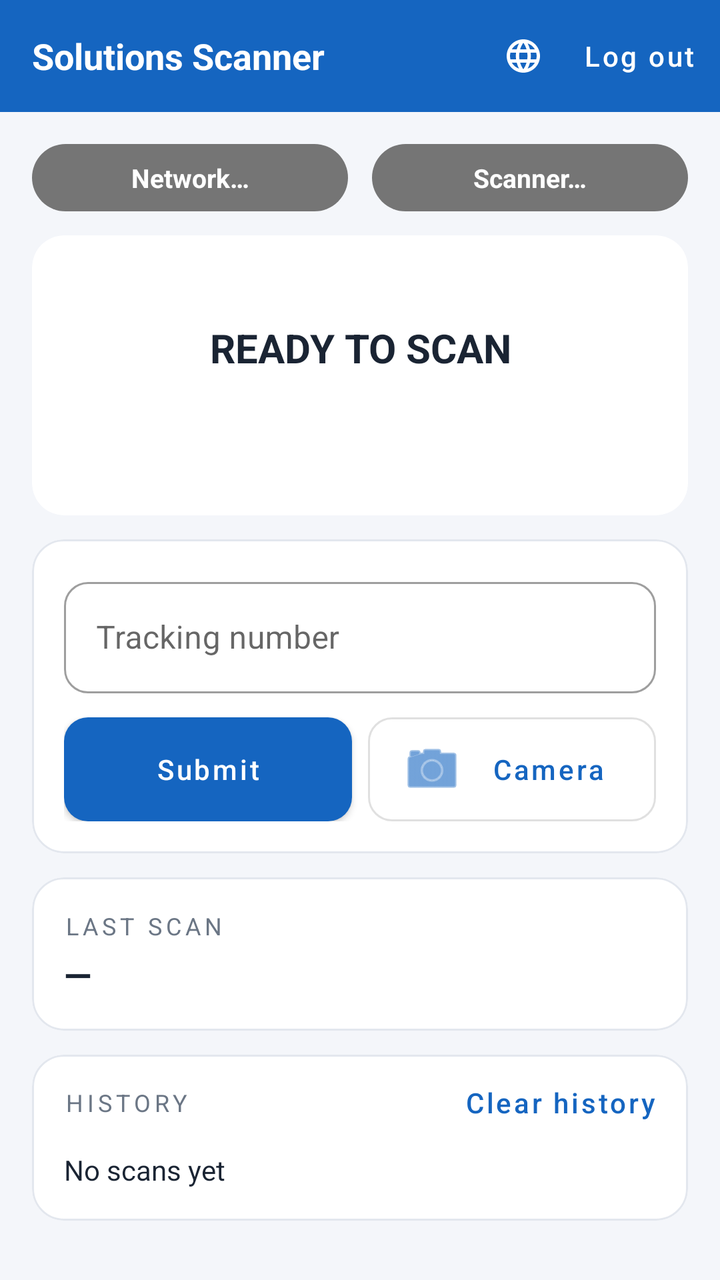
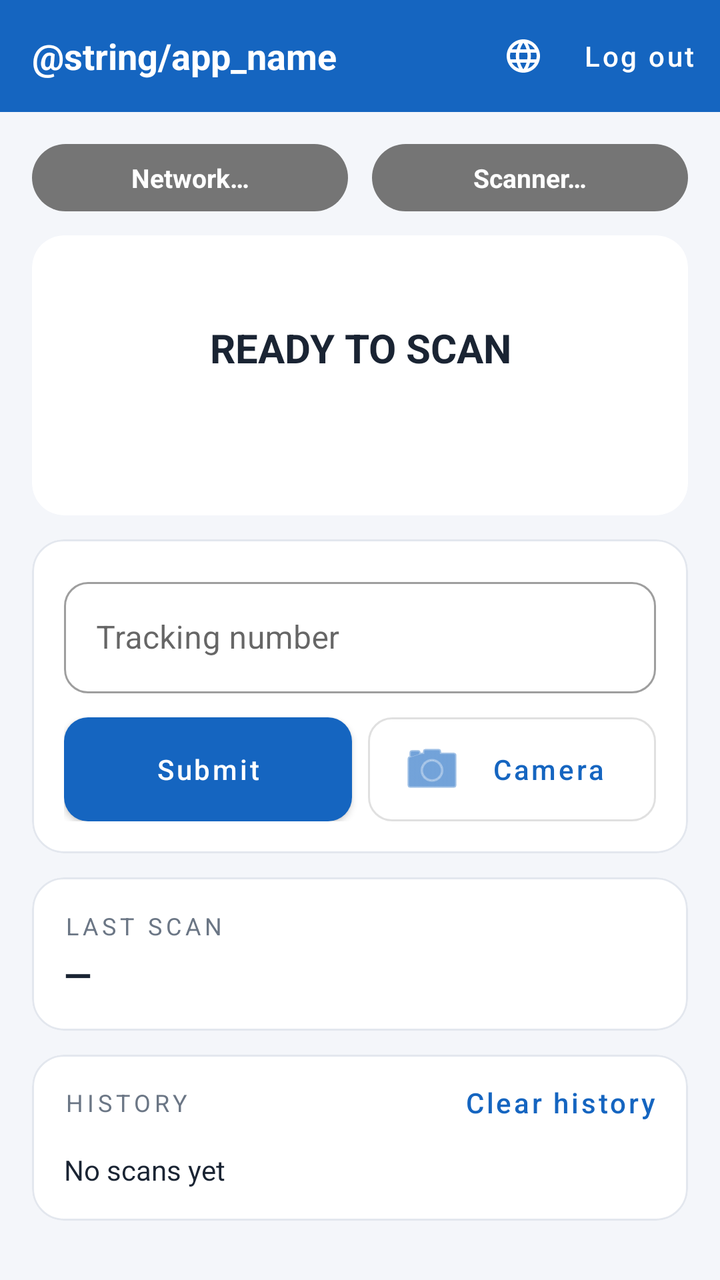

The first picture is an Android layout as it rendered before a commit; the second is the same layout after the commit. The layout source and the unified diff follow.
<!-- AndroidManifest.xml: application theme Theme.FireDatabase -->
<!-- res/layout/activity_scanner.xml -->
<?xml version="1.0" encoding="utf-8"?>
<LinearLayout
    xmlns:android="http://schemas.android.com/apk/res/android"
    xmlns:app="http://schemas.android.com/apk/res-auto"
    android:layout_width="match_parent"
    android:layout_height="match_parent"
    android:background="@color/background"
    android:orientation="vertical">

    
    <LinearLayout
        android:layout_width="match_parent"
        android:layout_height="56dp"
        android:background="@color/brand_blue"
        android:gravity="center_vertical"
        android:orientation="horizontal"
        android:paddingStart="16dp"
        android:paddingEnd="4dp">

        <TextView
            android:layout_width="0dp"
            android:layout_height="wrap_content"
            android:layout_weight="1"
            android:text="@string/app_name"
            android:textColor="@color/white"
            android:textSize="18sp"
            android:textStyle="bold"/>

        <com.google.android.material.button.MaterialButton
            android:id="@+id/btnLanguage"
            style="@style/Widget.MaterialComponents.Button.TextButton"
            android:layout_width="wrap_content"
            android:layout_height="wrap_content"
            android:minWidth="0dp"
            android:textAllCaps="true"
            android:textColor="@color/white"
            app:icon="@drawable/ic_language"
            app:iconTint="@color/white"/>

        <com.google.android.material.button.MaterialButton
            android:id="@+id/btnLogout"
            style="@style/Widget.MaterialComponents.Button.TextButton"
            android:layout_width="wrap_content"
            android:layout_height="wrap_content"
            android:minWidth="0dp"
            android:text="@string/logout"
            android:textAllCaps="false"
            android:textColor="@color/white"/>
    </LinearLayout>

    <androidx.core.widget.NestedScrollView
        android:layout_width="match_parent"
        android:layout_height="0dp"
        android:layout_weight="1">

        <LinearLayout
            android:layout_width="match_parent"
            android:layout_height="wrap_content"
            android:orientation="vertical"
            android:padding="16dp">

            
            <LinearLayout
                android:id="@+id/rowHealth"
                android:layout_width="match_parent"
                android:layout_height="wrap_content"
                android:orientation="horizontal">

                <TextView
                    android:id="@+id/tvNetwork"
                    style="@style/Widget.App.Pill"
                    android:layout_width="0dp"
                    android:layout_height="wrap_content"
                    android:layout_weight="1"
                    android:layout_marginEnd="6dp"
                    android:text="@string/network_checking"/>

                <TextView
                    android:id="@+id/tvScannerHealth"
                    style="@style/Widget.App.Pill"
                    android:layout_width="0dp"
                    android:layout_height="wrap_content"
                    android:layout_weight="1"
                    android:layout_marginStart="6dp"
                    android:clickable="true"
                    android:focusable="true"
                    android:foreground="?attr/selectableItemBackground"
                    android:text="@string/scanner_checking_short"/>
            </LinearLayout>

            <TextView
                android:id="@+id/tvScannerDetail"
                android:layout_width="match_parent"
                android:layout_height="wrap_content"
                android:layout_marginTop="6dp"
                android:gravity="center"
                android:textColor="@color/text_secondary"
                android:textSize="12sp"
                android:visibility="gone"/>

            
            <com.google.android.material.card.MaterialCardView
                android:id="@+id/cardStatus"
                android:layout_width="match_parent"
                android:layout_height="wrap_content"
                android:layout_marginTop="12dp"
                app:strokeWidth="0dp">

                <LinearLayout
                    android:layout_width="match_parent"
                    android:layout_height="wrap_content"
                    android:gravity="center"
                    android:minHeight="140dp"
                    android:orientation="vertical"
                    android:padding="20dp">

                    <ProgressBar
                        android:id="@+id/progressSending"
                        android:layout_width="36dp"
                        android:layout_height="36dp"
                        android:layout_marginBottom="8dp"
                        android:indeterminateTint="@color/white"
                        android:visibility="gone"/>

                    <TextView
                        android:id="@+id/tvStatus"
                        android:layout_width="wrap_content"
                        android:layout_height="wrap_content"
                        android:gravity="center"
                        android:text="@string/status_ready"
                        android:textColor="@color/text_primary"
                        android:textSize="20sp"
                        android:textStyle="bold"/>

                    <TextView
                        android:id="@+id/tvCounts"
                        android:layout_width="wrap_content"
                        android:layout_height="wrap_content"
                        android:layout_marginTop="10dp"
                        android:textColor="@color/text_secondary"
                        android:textSize="13sp"/>
                </LinearLayout>
            </com.google.android.material.card.MaterialCardView>

            
            <com.google.android.material.card.MaterialCardView
                android:id="@+id/cardInput"
                android:layout_width="match_parent"
                android:layout_height="wrap_content"
                android:layout_marginTop="12dp">

                <LinearLayout
                    android:layout_width="match_parent"
                    android:layout_height="wrap_content"
                    android:orientation="vertical"
                    android:padding="16dp">

                    <com.google.android.material.textfield.TextInputLayout
                        android:id="@+id/tilManual"
                        style="@style/Widget.MaterialComponents.TextInputLayout.OutlinedBox"
                        android:layout_width="match_parent"
                        android:layout_height="wrap_content"
                        android:hint="@string/tracking_hint"
                        app:boxCornerRadiusTopStart="12dp"
                        app:boxCornerRadiusTopEnd="12dp"
                        app:boxCornerRadiusBottomStart="12dp"
                        app:boxCornerRadiusBottomEnd="12dp"
                        app:endIconMode="clear_text">

                        <com.google.android.material.textfield.TextInputEditText
                            android:id="@+id/etManual"
                            android:layout_width="match_parent"
                            android:layout_height="wrap_content"
                            android:imeOptions="actionDone"
                            android:inputType="textNoSuggestions|textCapCharacters"
                            android:maxLines="1"/>
                    </com.google.android.material.textfield.TextInputLayout>

                    <LinearLayout
                        android:layout_width="match_parent"
                        android:layout_height="wrap_content"
                        android:layout_marginTop="12dp"
                        android:orientation="horizontal">

                        <com.google.android.material.button.MaterialButton
                            android:id="@+id/btnSubmitManual"
                            android:layout_width="0dp"
                            android:layout_height="52dp"
                            android:layout_weight="1"
                            android:layout_marginEnd="8dp"
                            android:insetTop="0dp"
                            android:insetBottom="0dp"
                            android:text="@string/submit"
                            android:textAllCaps="false"
                            app:cornerRadius="12dp"/>

                        <com.google.android.material.button.MaterialButton
                            android:id="@+id/btnCameraScan"
                            style="@style/Widget.MaterialComponents.Button.OutlinedButton"
                            android:layout_width="0dp"
                            android:layout_height="52dp"
                            android:layout_weight="1"
                            android:insetTop="0dp"
                            android:insetBottom="0dp"
                            android:text="@string/camera"
                            android:textAllCaps="false"
                            app:cornerRadius="12dp"
                            app:icon="@android:drawable/ic_menu_camera"/>
                    </LinearLayout>
                </LinearLayout>
            </com.google.android.material.card.MaterialCardView>

            
            <com.google.android.material.card.MaterialCardView
                android:id="@+id/cardLastScan"
                android:layout_width="match_parent"
                android:layout_height="wrap_content"
                android:layout_marginTop="12dp">

                <LinearLayout
                    android:layout_width="match_parent"
                    android:layout_height="wrap_content"
                    android:orientation="vertical"
                    android:padding="16dp">

                    <TextView
                        android:layout_width="wrap_content"
                        android:layout_height="wrap_content"
                        android:text="@string/last_scan"
                        android:textAppearance="@style/Text.App.Label"/>

                    <TextView
                        android:id="@+id/tvScanned"
                        android:layout_width="match_parent"
                        android:layout_height="wrap_content"
                        android:layout_marginTop="4dp"
                        android:text="—"
                        android:textColor="@color/text_primary"
                        android:textIsSelectable="true"
                        android:textSize="18sp"
                        android:textStyle="bold"/>
                </LinearLayout>
            </com.google.android.material.card.MaterialCardView>

            
            <com.google.android.material.card.MaterialCardView
                android:id="@+id/cardHistory"
                android:layout_width="match_parent"
                android:layout_height="wrap_content"
                android:layout_marginTop="12dp">

                <LinearLayout
                    android:layout_width="match_parent"
                    android:layout_height="wrap_content"
                    android:orientation="vertical"
                    android:paddingStart="16dp"
                    android:paddingEnd="8dp"
                    android:paddingBottom="16dp">

                    <LinearLayout
                        android:layout_width="match_parent"
                        android:layout_height="wrap_content"
                        android:gravity="center_vertical"
                        android:orientation="horizontal">

                        <TextView
                            android:layout_width="0dp"
                            android:layout_height="wrap_content"
                            android:layout_weight="1"
                            android:text="@string/history"
                            android:textAppearance="@style/Text.App.Label"/>

                        <com.google.android.material.button.MaterialButton
                            android:id="@+id/btnClearHistory"
                            style="@style/Widget.MaterialComponents.Button.TextButton"
                            android:layout_width="wrap_content"
                            android:layout_height="wrap_content"
                            android:text="@string/clear_history"
                            android:textAllCaps="false"/>
                    </LinearLayout>

                    <TextView
                        android:id="@+id/tvHistory"
                        android:layout_width="match_parent"
                        android:layout_height="wrap_content"
                        android:layout_marginEnd="8dp"
                        android:lineSpacingExtra="2dp"
                        android:text="@string/no_scans"
                        android:textColor="@color/text_primary"
                        android:textIsSelectable="true"
                        android:textSize="14sp"/>
                </LinearLayout>
            </com.google.android.material.card.MaterialCardView>

        </LinearLayout>
    </androidx.core.widget.NestedScrollView>
</LinearLayout>
<!-- resources referenced by this layout -->
<resources>
  <color name="background">#F4F6FA</color>
  <color name="brand_blue">#1565C0</color>
  <color name="text_primary">#1A2433</color>
  <color name="text_secondary">#6B7685</color>
  <color name="white">#FFFFFFFF</color>
  <string name="app_name">Solutions Scanner</string>
  <string name="camera">Camera</string>
  <string name="clear_history">Clear history</string>
  <string name="history">History</string>
  <string name="last_scan">Last scan</string>
  <string name="logout">Log out</string>
  <string name="network_checking">Network…</string>
  <string name="no_scans">No scans yet</string>
  <string name="scanner_checking_short">Scanner…</string>
  <string name="status_ready">READY TO SCAN</string>
  <string name="submit">Submit</string>
  <string name="tracking_hint">Tracking number</string>
  <style name="Text.App.Label" parent="TextAppearance.MaterialComponents.Overline">
          <item name="android:textColor">@color/text_secondary</item>
          <item name="android:textSize">12sp</item>
      </style>
  <style name="Widget.App.Pill" parent="">
          <item name="android:background">@drawable/bg_pill</item>
          <item name="android:backgroundTint">#757575</item>
          <item name="android:gravity">center</item>
          <item name="android:maxLines">1</item>
          <item name="android:ellipsize">end</item>
          <item name="android:paddingTop">8dp</item>
          <item name="android:paddingBottom">8dp</item>
          <item name="android:paddingStart">12dp</item>
          <item name="android:paddingEnd">12dp</item>
          <item name="android:textColor">@color/white</item>
          <item name="android:textSize">13sp</item>
          <item name="android:textStyle">bold</item>
      </style>
  <style name="Theme.FireDatabase" parent="Theme.MaterialComponents.Light.NoActionBar">
          <item name="colorPrimary">@color/brand_blue</item>
          <item name="colorPrimaryVariant">@color/brand_blue_dark</item>
          <item name="colorOnPrimary">@color/white</item>
          <item name="colorSecondary">@color/brand_blue</item>
          <item name="colorSecondaryVariant">@color/brand_blue_dark</item>
          <item name="colorOnSecondary">@color/white</item>
          <item name="colorAccent">@color/brand_blue</item>
          <item name="android:colorBackground">@color/background</item>
          <item name="android:statusBarColor">@color/brand_blue_dark</item>
          <item name="materialCardViewStyle">@style/Widget.App.Card</item>
      </style>
  <!-- drawable bg_pill (drawable) -->
  <?xml version="1.0" encoding="utf-8"?>
  <shape xmlns:android="http://schemas.android.com/apk/res/android" android:shape="rectangle">
      <solid android:color="#FFFFFF" />
      <corners android:radius="20dp" />
  </shape>
  <color name="brand_blue_dark">#0D47A1</color>
  <style name="Widget.App.Card" parent="Widget.MaterialComponents.CardView">
          <item name="cardCornerRadius">16dp</item>
          <item name="cardElevation">0dp</item>
          <item name="strokeColor">@color/divider</item>
          <item name="strokeWidth">1dp</item>
      </style>
  <color name="divider">#E3E7EE</color>
  <!-- unchanged entries left out for length: 1 -->
</resources>

<!-- the commit's change to res/layout/activity_scanner.xml (unified diff, before → after) -->
@@ -9,6 +9,7 @@
 
     
     <LinearLayout
+        android:id="@+id/topBar"
         android:layout_width="match_parent"
         android:layout_height="56dp"
         android:background="@color/brand_blue"
<!-- resource entries referenced after the edit -->
@@ -5,7 +5,6 @@
   <color name="text_primary">#1A2433</color>
   <color name="text_secondary">#6B7685</color>
   <color name="white">#FFFFFFFF</color>
-  <string name="app_name">Solutions Scanner</string>
   <string name="camera">Camera</string>
   <string name="clear_history">Clear history</string>
   <string name="history">History</string>
